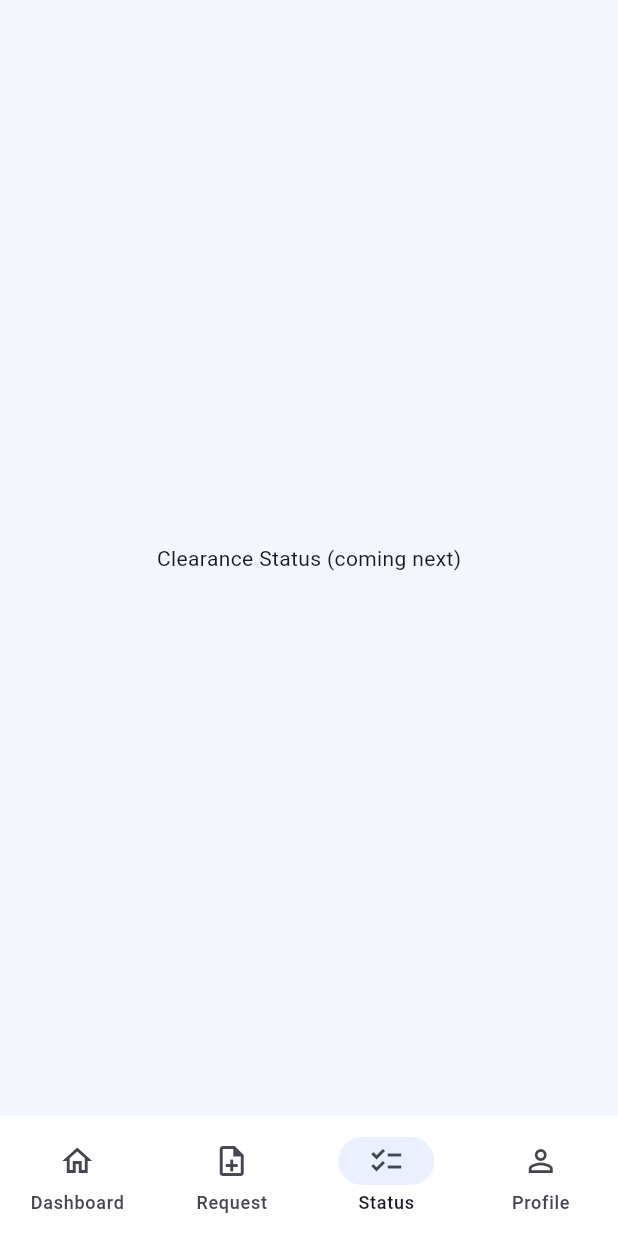
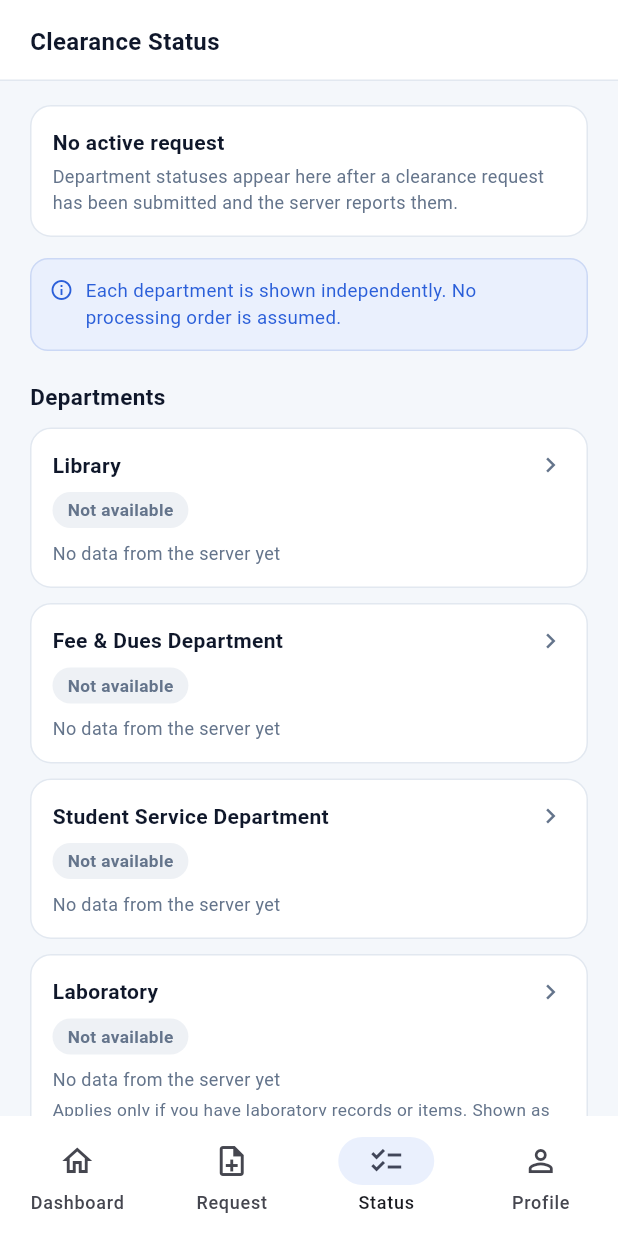
Before and after one commit to ibad-r/e-clearance-mobile, a Flutter app: the StudentShell screen opened by its route, item 3 of the bottom bar chosen, on a phone screen of 412 x 824 dp. Run offline on Flutter 3.47's test engine with Material 3 defaults, Android fonts, the phone set to English and light mode, and no system bars; our stand-ins replace flutter_secure_storage; accounts and stored records are empty.

Commit message:
feat: add student clearance status screen

```diff
--- a/lib/features/student/screens/student_shell.dart
+++ b/lib/features/student/screens/student_shell.dart
@@ -4,6 +4,7 @@ import '../state/student_state.dart';
 import 'student_dashboard_screen.dart';
 import 'student_request_screen.dart';
 import 'student_review_screen.dart';
+import 'student_status_screen.dart';
 
 /// Student area with bottom navigation. Tabs not built yet are placeholders.
 class StudentShell extends StatefulWidget {
@@ -37,6 +38,13 @@ class _StudentShellState extends State<StudentShell> {
     );
   }
 
+  void _openDetails() {
+    // TODO: open the Request Details screen (built next).
+    ScaffoldMessenger.of(context).showSnackBar(
+      const SnackBar(content: Text('Request Details is coming next.')),
+    );
+  }
+
   @override
   Widget build(BuildContext context) {
     return ChangeNotifierProvider<StudentState>.value(
@@ -50,7 +58,7 @@ class _StudentShellState extends State<StudentShell> {
               onViewStatus: () => setState(() => _index = 2),
             ),
             StudentRequestScreen(onReview: _openReview),
-            const _ComingNext('Clearance Status'),
+            StudentStatusScreen(onViewDetails: _openDetails),
             const _ComingNext('Student Profile'),
           ],
         ),
--- /dev/null
+++ b/lib/features/student/screens/student_status_screen.dart
@@ -0,0 +1,353 @@
+import 'package:flutter/material.dart';
+import 'package:provider/provider.dart';
+import '../../../core/theme/app_theme.dart';
+import '../state/student_state.dart';
+
+class StudentStatusScreen extends StatelessWidget {
+  const StudentStatusScreen({super.key, required this.onViewDetails});
+
+  final VoidCallback onViewDetails;
+
+  static const _areas = [
+    _Area('Library'),
+    _Area('Fee & Dues Department'),
+    _Area('Student Service Department'),
+    _Area(
+      'Laboratory',
+      note: 'Applies only if you have laboratory records or items. '
+          'Shown as Not Required only after official verification.',
+    ),
+    _Area('Coordination Office'),
+  ];
+
+  DepartmentStatusItem? _find(StudentRequestStatus? r, String name) {
+    if (r == null) return null;
+    for (final d in r.departments) {
+      if (d.name == name) return d;
+    }
+    return null;
+  }
+
+  @override
+  Widget build(BuildContext context) {
+    final request = context.watch<StudentState>().currentRequest;
+
+    return SafeArea(
+      bottom: false,
+      child: Column(
+        children: [
+          Container(
+            width: double.infinity,
+            padding: const EdgeInsets.fromLTRB(20, 16, 20, 14),
+            decoration: const BoxDecoration(
+              color: Colors.white,
+              border: Border(bottom: BorderSide(color: AppTheme.border)),
+            ),
+            child: const Text(
+              'Clearance Status',
+              style: TextStyle(
+                fontSize: 16,
+                fontWeight: FontWeight.w700,
+                color: AppTheme.textDark,
+              ),
+            ),
+          ),
+          Expanded(
+            child: SingleChildScrollView(
+              padding: const EdgeInsets.fromLTRB(20, 16, 20, 24),
+              child: Column(
+                crossAxisAlignment: CrossAxisAlignment.start,
+                children: [
+                  _RequestSummary(request: request),
+                  const SizedBox(height: 14),
+                  const _InfoBox(
+                    icon: Icons.info_outline,
+                    child: Text(
+                      'Each department is shown independently. '
+                          'No processing order is assumed.',
+                      style: TextStyle(
+                          fontSize: 12.5, color: AppTheme.primary),
+                    ),
+                  ),
+                  const SizedBox(height: 20),
+                  const Text(
+                    'Departments',
+                    style: TextStyle(
+                      fontSize: 15,
+                      fontWeight: FontWeight.w700,
+                      color: AppTheme.textDark,
+                    ),
+                  ),
+                  const SizedBox(height: 10),
+                  for (final area in _areas)
+                    _DepartmentCard(
+                      area: area,
+                      item: _find(request, area.name),
+                      onTap: onViewDetails,
+                    ),
+                  const SizedBox(height: 6),
+                  _InfoBox(
+                    icon: Icons.school_outlined,
+                    child: RichText(
+                      text: const TextSpan(
+                        style: TextStyle(
+                            fontSize: 12.5,
+                            color: AppTheme.primary,
+                            height: 1.35),
+                        children: [
+                          TextSpan(
+                            text: 'Next step after clearance: ',
+                            style: TextStyle(fontWeight: FontWeight.w700),
+                          ),
+                          TextSpan(
+                            text: 'once you are cleared by all required '
+                                'areas, take your cleared certificate to the '
+                                'Examination Department. It verifies the '
+                                'certificate and issues your final '
+                                'transcript. This is not a clearance stage.',
+                          ),
+                        ],
+                      ),
+                    ),
+                  ),
+                  const SizedBox(height: 14),
+                  SizedBox(
+                    width: double.infinity,
+                    height: 46,
+                    child: OutlinedButton(
+                      onPressed: onViewDetails,
+                      style: OutlinedButton.styleFrom(
+                        backgroundColor: Colors.white,
+                        foregroundColor: AppTheme.textDark,
+                        side: const BorderSide(color: AppTheme.border),
+                        shape: RoundedRectangleBorder(
+                            borderRadius: BorderRadius.circular(12)),
+                      ),
+                      child: const Text('View Request Details',
+                          style: TextStyle(
+                              fontSize: 13, fontWeight: FontWeight.w600)),
+                    ),
+                  ),
+                ],
+              ),
+            ),
+          ),
+        ],
+      ),
+    );
+  }
+}
+
+class _Area {
+  const _Area(this.name, {this.note});
+  final String name;
+  final String? note;
+}
+
+class _RequestSummary extends StatelessWidget {
+  const _RequestSummary({required this.request});
+  final StudentRequestStatus? request;
+
+  @override
+  Widget build(BuildContext context) {
+    final r = request;
+    return Container(
+      width: double.infinity,
+      padding: const EdgeInsets.all(14),
+      decoration: BoxDecoration(
+        color: Colors.white,
+        borderRadius: BorderRadius.circular(14),
+        border: Border.all(color: AppTheme.border),
+      ),
+      child: r == null
+          ? const Column(
+        crossAxisAlignment: CrossAxisAlignment.start,
+        children: [
+          Text('No active request',
+              style: TextStyle(
+                  fontSize: 14,
+                  fontWeight: FontWeight.w700,
+                  color: AppTheme.textDark)),
+          SizedBox(height: 4),
+          Text(
+            'Department statuses appear here after a clearance '
+                'request has been submitted and the server reports them.',
+            style:
+            TextStyle(fontSize: 12, color: AppTheme.textMuted),
+          ),
+        ],
+      )
+          : Column(
+        crossAxisAlignment: CrossAxisAlignment.start,
+        children: [
+          Row(
+            mainAxisAlignment: MainAxisAlignment.spaceBetween,
+            children: [
+              Text(
+                r.referenceNumber,
+                style: const TextStyle(
+                    fontSize: 12,
+                    fontFamily: 'monospace',
+                    color: AppTheme.textMuted),
+              ),
+              _Badge(label: r.overallStatus, kind: _BadgeKind.pending),
+            ],
+          ),
+          const SizedBox(height: 6),
+          Text('Submitted ${r.submittedOn}',
+              style: const TextStyle(
+                  fontSize: 12, color: AppTheme.textMuted)),
+        ],
+      ),
+    );
+  }
+}
+
+class _InfoBox extends StatelessWidget {
+  const _InfoBox({required this.icon, required this.child});
+  final IconData icon;
+  final Widget child;
+
+  @override
+  Widget build(BuildContext context) {
+    return Container(
+      width: double.infinity,
+      padding: const EdgeInsets.all(12),
+      decoration: BoxDecoration(
+        color: AppTheme.infoBg,
+        borderRadius: BorderRadius.circular(12),
+        border: Border.all(color: const Color(0xFFCBD8F5)),
+      ),
+      child: Row(
+        crossAxisAlignment: CrossAxisAlignment.start,
+        children: [
+          Icon(icon, size: 16, color: AppTheme.primary),
+          const SizedBox(width: 8),
+          Expanded(child: child),
+        ],
+      ),
+    );
+  }
+}
+
+class _DepartmentCard extends StatelessWidget {
+  const _DepartmentCard({
+    required this.area,
+    required this.item,
+    required this.onTap,
+  });
+
+  final _Area area;
+  final DepartmentStatusItem? item;
+  final VoidCallback onTap;
+
+  @override
+  Widget build(BuildContext context) {
+    final i = item;
+    final badge = i == null
+        ? const _Badge(label: 'Not available', kind: _BadgeKind.unknown)
+        : switch (i.status) {
+      DepartmentStatus.pending =>
+      const _Badge(label: 'Pending', kind: _BadgeKind.pending),
+      DepartmentStatus.cleared =>
+      const _Badge(label: 'Cleared', kind: _BadgeKind.cleared),
+      DepartmentStatus.notRequired =>
+      const _Badge(label: 'Not Required', kind: _BadgeKind.unknown),
+    };
+
+    return InkWell(
+      borderRadius: BorderRadius.circular(14),
+      onTap: onTap,
+      child: Container(
+        width: double.infinity,
+        margin: const EdgeInsets.only(bottom: 10),
+        padding: const EdgeInsets.all(14),
+        decoration: BoxDecoration(
+          color: Colors.white,
+          borderRadius: BorderRadius.circular(14),
+          border: Border.all(color: AppTheme.border),
+        ),
+        child: Column(
+          crossAxisAlignment: CrossAxisAlignment.start,
+          children: [
+            Row(
+              mainAxisAlignment: MainAxisAlignment.spaceBetween,
+              children: [
+                Expanded(
+                  child: Text(
+                    area.name,
+                    style: const TextStyle(
+                      fontSize: 14,
+                      fontWeight: FontWeight.w700,
+                      color: AppTheme.textDark,
+                    ),
+                  ),
+                ),
+                const Icon(Icons.chevron_right,
+                    size: 20, color: AppTheme.textMuted),
+              ],
+            ),
+            const SizedBox(height: 8),
+            badge,
+            const SizedBox(height: 8),
+            Text(
+              i == null
+                  ? 'No data from the server yet'
+                  : (i.updateText ?? 'No update yet'),
+              style:
+              const TextStyle(fontSize: 12, color: AppTheme.textMuted),
+            ),
+            if (area.note != null) ...[
+              const SizedBox(height: 4),
+              Text(
+                area.note!,
+                style: const TextStyle(
+                    fontSize: 11.5, color: AppTheme.textMuted),
+              ),
+            ],
+          ],
+        ),
+      ),
+    );
+  }
+}
+
+enum _BadgeKind { pending, cleared, unknown }
+
+class _Badge extends StatelessWidget {
+  const _Badge({required this.label, required this.kind});
+  final String label;
+  final _BadgeKind kind;
+
+  @override
+  Widget build(BuildContext context) {
+    final Color bg;
+    final Color fg;
+    switch (kind) {
+      case _BadgeKind.pending:
+        bg = const Color(0xFFFEF3C7);
+        fg = const Color(0xFFB45309);
+      case _BadgeKind.cleared:
+        bg = const Color(0xFFE6F4EA);
+        fg = const Color(0xFF15803D);
+      case _BadgeKind.unknown:
+        bg = const Color(0xFFEEF1F5);
+        fg = AppTheme.textMuted;
+    }
+    return Container(
+      padding: const EdgeInsets.symmetric(horizontal: 10, vertical: 4),
+      decoration: BoxDecoration(
+        color: bg,
+        borderRadius: BorderRadius.circular(20),
+      ),
+      child: Text(
+        label,
+        style: TextStyle(
+          fontSize: 11.5,
+          fontWeight: FontWeight.w600,
+          color: fg,
+        ),
+      ),
+    );
+  }
+}
--- a/lib/features/student/state/student_state.dart
+++ b/lib/features/student/state/student_state.dart
@@ -58,6 +58,37 @@ class StudentSubmission {
   final String status;
 }
 
+enum DepartmentStatus { pending, cleared, notRequired }
+
+/// One department's status as reported by the server.
+class DepartmentStatusItem {
+  const DepartmentStatusItem({
+    required this.name,
+    required this.status,
+    this.updateText,
+  });
+
+  final String name;
+  final DepartmentStatus status;
+  final String? updateText;
+}
+
+/// The student's current request and department statuses, as reported by the
+/// server. Stays null until the Student API is integrated.
+class StudentRequestStatus {
+  const StudentRequestStatus({
+    required this.referenceNumber,
+    required this.submittedOn,
+    required this.overallStatus,
+    required this.departments,
+  });
+
+  final String referenceNumber;
+  final String submittedOn;
+  final String overallStatus;
+  final List<DepartmentStatusItem> departments;
+}
+
 /// Holds Student data. Everything starts empty and is filled by the Student
 /// API later (not available yet, so no fake data is created here).
 class StudentState extends ChangeNotifier {
@@ -65,5 +96,6 @@ class StudentState extends ChangeNotifier {
   bool hasActiveRequest = false;
   List<StudentHistoryItem> history = const [];
   StudentSubmission? lastSubmission;
+  StudentRequestStatus? currentRequest;
   final StudentRequestDraft draft = StudentRequestDraft();
 }
```
